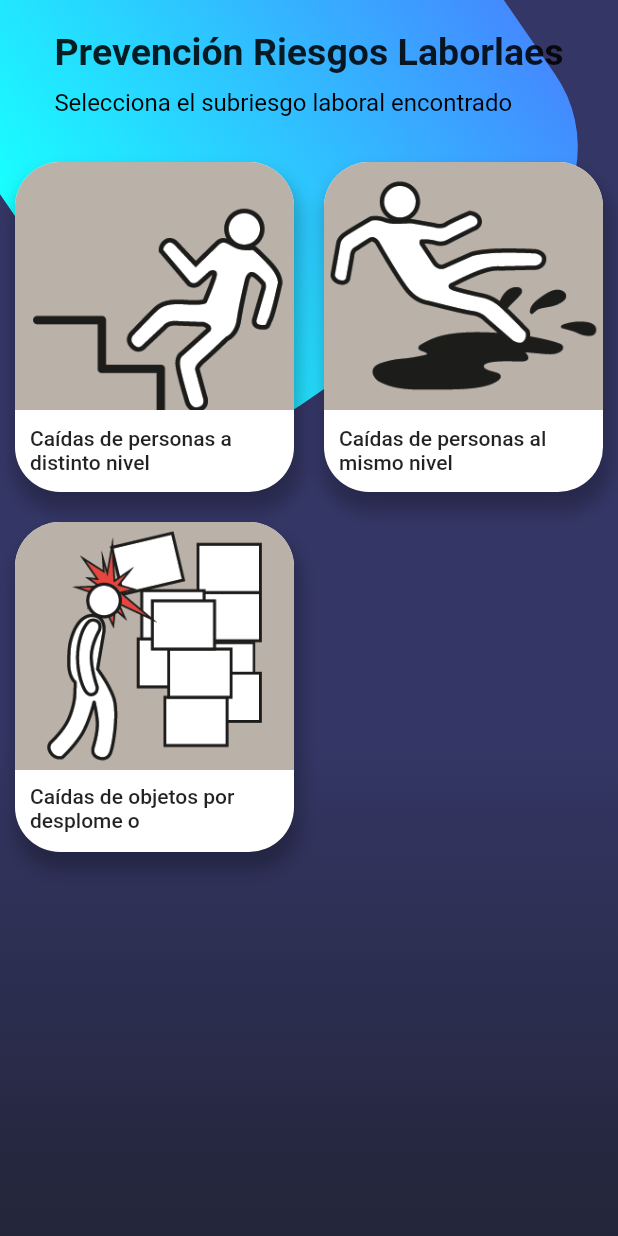
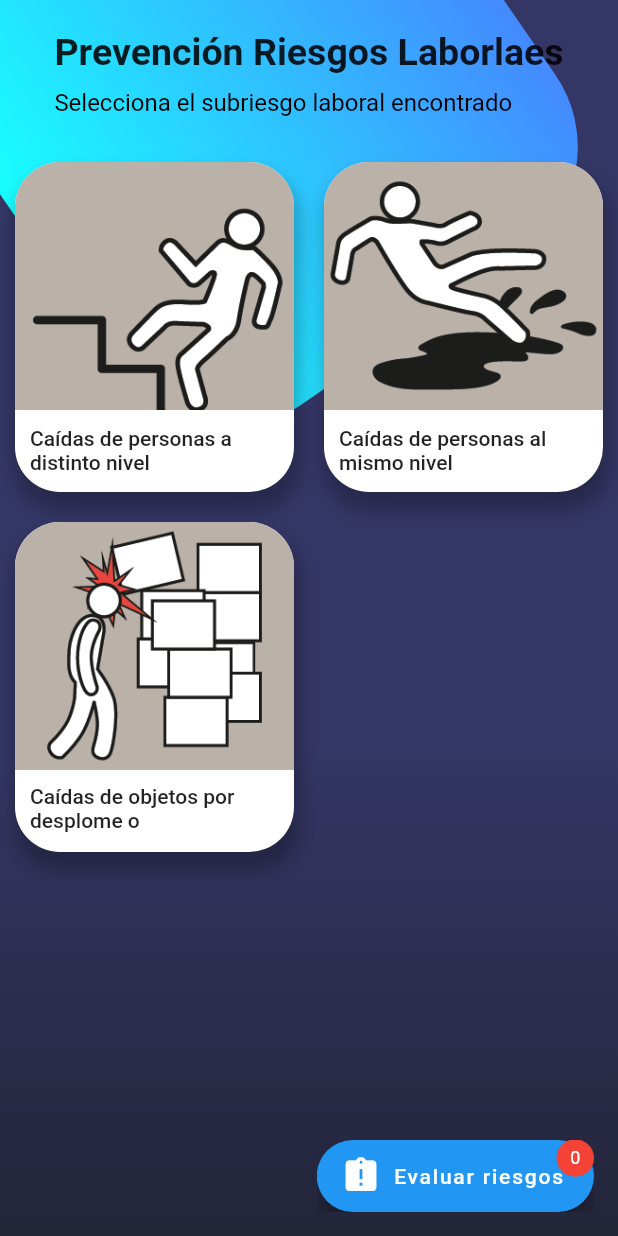
Before and after one commit to Sakrence/TFG, a Flutter app: the screen it shows after launch, after a tap on "Caídas de personas a distinto nivel", on a phone screen of 412 x 824 dp. Run offline on Flutter 3.47's test engine with Material 2 defaults, Android fonts, the phone set to English and light mode, and no system bars; our stand-ins replace rxdart.

Commit message:
feat: added evaluation mock

```diff
--- a/prevencionriesgoslaborales/lib/main.dart
+++ b/prevencionriesgoslaborales/lib/main.dart
@@ -4,6 +4,7 @@ import 'package:flutter/services.dart';
 import 'package:prevencionriesgoslaborales/src/bloc/provider.dart';
 
 import 'package:prevencionriesgoslaborales/src/pages/home.dart';
+import 'package:prevencionriesgoslaborales/src/pages/lista_evaluaciones_page.dart';
 import 'package:prevencionriesgoslaborales/src/pages/subcategorias.dart';
 
 void main() => runApp(MyApp());
@@ -26,6 +27,7 @@ class MyApp extends StatelessWidget {
         routes: {
           'home' : ( BuildContext conext ) => HomePage(),
           'subcategoria' : ( BuildContext conext ) => SubcategoriaPage(),
+          'listaEvaluaciones' : ( BuildContext conext ) => ListaEvaluacionPage(),
         },
       ),
     );
--- /dev/null
+++ b/prevencionriesgoslaborales/lib/src/bloc/evaluaciones_bloc.dart
@@ -0,0 +1,65 @@
+import 'dart:async';
+
+import 'package:prevencionriesgoslaborales/src/models/categorias.dart';
+import 'package:rxdart/rxdart.dart';
+
+class EvaluacionesBloc {
+
+  static final EvaluacionesBloc _singleton = new EvaluacionesBloc._internal();
+
+  factory EvaluacionesBloc() {
+    return _singleton;
+  }
+
+  EvaluacionesBloc._internal() {
+    changeContador(0);
+    changeFactores([]);
+    // Obtener Categorias de la Base de datos
+    // obtenerCategorias();
+    // _categoriaSeleccionadaController.listen((value) {
+    //   obtenerSubcategorias();
+    //  });
+  }
+
+
+  final _contadorController = BehaviorSubject<int>();
+  final _factoresController = BehaviorSubject<List<Categoria>>();
+
+  // Recuperar los datos del Stream
+  Stream<int> get contadorStream              => _contadorController.stream;
+  Stream<List<Categoria>> get factoresStream  => _factoresController.stream;
+
+  // Insertar valores al Stream
+  Function(int) get changeContador              => _contadorController.sink.add;
+  Function(List<Categoria>) get changeFactores  => _factoresController.sink.add;
+
+  // Obtener el último valor ingresado a los streams
+  int get contador             => _contadorController.value;
+  List<Categoria> get factores => _factoresController.value;
+
+  dispose() {
+    _contadorController?.close();
+    _factoresController?.close();
+  }
+
+  addFactor(Categoria factor) {
+
+    final factores = _factoresController.value;
+
+    if ( !factores.contains(factor) ) {
+      factores.add(factor);
+      changeFactores(factores);
+      final contador = _contadorController.value + 1;
+      changeContador( contador );
+    }
+
+  }
+
+  // obtenerSubcategorias() async {
+  //   // print("ID_Seleccionado: ${_categoriaSeleccionadaController.value.id}");
+  //   _subcategoriasController.sink.add( await categoriasProvider.cargarSubcategorias(seleccionada) );
+  //   // print("INDEX 7 de subcategorias: ${_subcategoriasController.value[0]}");
+  // }
+
+
+}
--- a/prevencionriesgoslaborales/lib/src/bloc/provider.dart
+++ b/prevencionriesgoslaborales/lib/src/bloc/provider.dart
@@ -1,6 +1,7 @@
 import 'package:flutter/material.dart';
 
 import 'package:prevencionriesgoslaborales/src/bloc/categorias_bloc.dart';
+import 'package:prevencionriesgoslaborales/src/bloc/evaluaciones_bloc.dart';
 export 'package:prevencionriesgoslaborales/src/bloc/categorias_bloc.dart';
 
 class Provider extends InheritedWidget{
@@ -19,7 +20,8 @@ class Provider extends InheritedWidget{
   }
 
 
-  final categoriasBloc = CategoriasBloc();
+  final categoriasBloc   = CategoriasBloc();
+  final evaluacionesBloc = EvaluacionesBloc();
 
   Provider._internal({ Key key, Widget child })
     : super(key: key, child: child);
@@ -27,8 +29,8 @@ class Provider extends InheritedWidget{
   @override
   bool updateShouldNotify(InheritedWidget oldWidget) => true;
 
-  static CategoriasBloc of ( BuildContext context ){
-    return context.dependOnInheritedWidgetOfExactType<Provider>().categoriasBloc;
+  static Provider of ( BuildContext context ){
+    return context.dependOnInheritedWidgetOfExactType<Provider>();
   }
 
 }
--- a/prevencionriesgoslaborales/lib/src/pages/home.dart
+++ b/prevencionriesgoslaborales/lib/src/pages/home.dart
@@ -10,7 +10,7 @@ class HomePage extends StatelessWidget {
   @override
   Widget build(BuildContext context) {
 
-    final bloc = Provider.of(context);
+    final bloc = Provider.of(context).categoriasBloc;
 
     return Scaffold(
       body: Stack(
--- a/prevencionriesgoslaborales/lib/src/pages/subcategorias.dart
+++ b/prevencionriesgoslaborales/lib/src/pages/subcategorias.dart
@@ -2,15 +2,25 @@ import 'dart:math';
 import 'dart:ui';
 
 import 'package:flutter/material.dart';
+import 'package:prevencionriesgoslaborales/src/bloc/evaluaciones_bloc.dart';
 import 'package:prevencionriesgoslaborales/src/bloc/provider.dart';
 import 'package:prevencionriesgoslaborales/src/models/categorias.dart';
 
-class SubcategoriaPage extends StatelessWidget {
+class SubcategoriaPage extends StatefulWidget {
+
+  @override
+  _SubcategoriaPageState createState() => _SubcategoriaPageState();
+}
+
+class _SubcategoriaPageState extends State<SubcategoriaPage> {
+
+  double _radius = 25.0;
 
   @override
   Widget build(BuildContext context) {
 
-    final bloc = Provider.of(context);
+    final evaluacionesBloc = Provider.of(context).evaluacionesBloc;
+    final provider = Provider.of(context);
     // bloc.obtenerSubcategorias();
 
     return Scaffold(
@@ -22,13 +32,13 @@ class SubcategoriaPage extends StatelessWidget {
             child: Column(
               children: <Widget>[
                 _titulos(),
-                _botonesRedondeados(bloc),
+                _botonesRedondeados(provider),
               ],
             ),
           ),
-
         ],
       ),
+      floatingActionButton: _botonFlotante(evaluacionesBloc, _radius),
     );
   }
 
@@ -49,7 +59,7 @@ class SubcategoriaPage extends StatelessWidget {
       ),
     );
 
-    final cajaRosa = Transform.rotate(
+    final caja = Transform.rotate(
       angle: -pi / 5.2,
       child: Container(
         height: 350.0,
@@ -72,7 +82,7 @@ class SubcategoriaPage extends StatelessWidget {
         gradiente,
         Positioned(
           top: -100,
-          child: cajaRosa
+          child: caja
         ),
       ],
     );
@@ -95,11 +105,11 @@ class SubcategoriaPage extends StatelessWidget {
     );
   }
 
-  Widget _botonesRedondeados( CategoriasBloc bloc) {
+  Widget _botonesRedondeados( Provider provider) {
 
     return Container(
       child: StreamBuilder(
-        stream: bloc.subcategoriasStream,
+        stream: provider.categoriasBloc.subcategoriasStream,
         builder: (BuildContext context , AsyncSnapshot<List<Categoria>> categorias ){
           if (categorias.hasData) {
 
@@ -111,8 +121,8 @@ class SubcategoriaPage extends StatelessWidget {
 
                 rows.add(TableRow(
                   children: [
-                    _crearBotonRedondeado( context, Colors.blue, categorias.data[i], bloc ),
-                    _crearBotonRedondeado( context, Colors.blue, categorias.data[i+1], bloc ),
+                    _crearBotonRedondeado( context, Colors.blue, categorias.data[i], provider.evaluacionesBloc ),
+                    _crearBotonRedondeado( context, Colors.blue, categorias.data[i+1], provider.evaluacionesBloc ),
                   ]
                 ));
 
@@ -120,7 +130,7 @@ class SubcategoriaPage extends StatelessWidget {
 
                 rows.add(TableRow(
                   children: [
-                    _crearBotonRedondeado( context, Colors.blue, categorias.data[i], bloc ),
+                    _crearBotonRedondeado( context, Colors.blue, categorias.data[i], provider.evaluacionesBloc ),
                     Container()
                   ]
                 ));
@@ -137,7 +147,7 @@ class SubcategoriaPage extends StatelessWidget {
 
   }
 
-  Widget _crearBotonRedondeado(BuildContext context, Color color, Categoria categoria, CategoriasBloc bloc) {
+  Widget _crearBotonRedondeado(BuildContext context, Color color, Categoria categoria, EvaluacionesBloc bloc) {
 
     final card = Container(
       child: Column(
@@ -165,9 +175,10 @@ class SubcategoriaPage extends StatelessWidget {
     );
 
     return GestureDetector(
-      onTap: (){
-        // bloc.changeCategoriaSeleccionada(categoria);
-        // Navigator.pushNamed(context, 'subcategoria');
+      onTap: () async {
+        bloc.addFactor(categoria);
+        animateEventPart1();
+        await animateEventPart2();
       },
       child: Padding(
         padding: EdgeInsets.all(10.0),
@@ -194,4 +205,60 @@ class SubcategoriaPage extends StatelessWidget {
       ),
     );
   }
+
+  Widget _botonFlotante( EvaluacionesBloc bloc, double _radius ) {
+
+    return Stack(
+      children: <Widget>[
+        FloatingActionButton.extended(
+            icon: Icon(Icons.assignment_late, size: 27.0),
+            label: Text('Evaluar riesgos'),
+            backgroundColor: Colors.blue,
+
+            onPressed: () {
+              Navigator.pushNamed(context, 'listaEvaluaciones');
+            }
+        ),
+        Positioned (
+          top: -0.5,
+          right: 0,
+          // height: 25.0,
+          // width: 25.0,
+          child: AnimatedContainer(
+            duration: Duration(milliseconds: 100),
+            curve: Curves.fastOutSlowIn,
+            width: _radius,
+            height: _radius,
+            decoration: BoxDecoration(
+              borderRadius: BorderRadius.circular(100),
+              color: Colors.red
+            ),
+            child: Center(
+              child: StreamBuilder<int> (
+                    stream: bloc.contadorStream,
+                    initialData: 0,
+                    builder: (context, snapshot) {
+                      return Text (snapshot.data.toString(),
+                        style: TextStyle(fontSize:12.0, color: Colors.white));
+                    }
+              ),
+            ),
+          ),)
+
+      ],
+    );
+
+  }
+
+  void animateEventPart1() {
+    setState(() {
+      _radius = 1.0;
+    });
+  }
+  Future animateEventPart2() async {
+    await Future.delayed(Duration(milliseconds:280));
+    setState(() {
+      _radius = 25.0;
+    });
+  }
 }
```
Also changed, not shown: prevencionriesgoslaborales/lib/src/pages/lista_evaluaciones_page.dart (added, +158 -0 lines).
